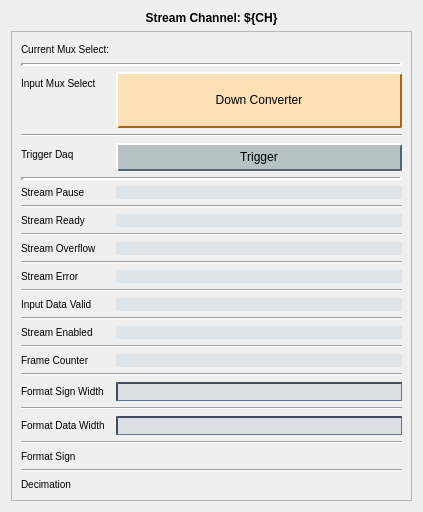
cristinasewell/ATCA_PyDM_Screens, file individuals/down_converter_ch_stream.ui: the form before one commit.
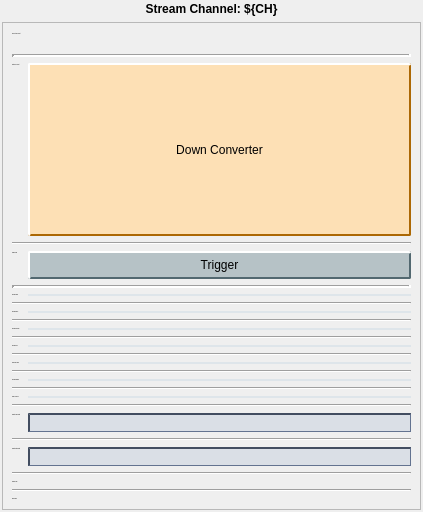
The form after the commit. Custom widgets are drawn as their Qt base class.

Patch:
```diff
--- a/individuals/down_converter_ch_stream.ui
+++ b/individuals/down_converter_ch_stream.ui
@@ -55,12 +55,21 @@
   border-color: rgb(66,77,96);
   border-style: inset;
   border-width: 2px 1px 1px 2px;
-}
-QLabel {
-  font-size: 10px;
 }</string>
   </property>
   <layout class="QVBoxLayout" name="verticalLayout" stretch="0,1">
+   <property name="leftMargin">
+    <number>2</number>
+   </property>
+   <property name="topMargin">
+    <number>2</number>
+   </property>
+   <property name="rightMargin">
+    <number>2</number>
+   </property>
+   <property name="bottomMargin">
+    <number>2</number>
+   </property>
    <item>
     <widget class="QLabel" name="label">
      <property name="sizePolicy">
@@ -93,8 +102,8 @@
        <rect>
         <x>0</x>
         <y>0</y>
-        <width>397</width>
-        <height>479</height>
+        <width>417</width>
+        <height>487</height>
        </rect>
       </property>
       <layout class="QVBoxLayout" name="verticalLayout_2">
@@ -183,16 +192,6 @@
     border-style: inset;
     border-width: 3px;
 	border-color: rgb(82, 104, 112)  rgb(182, 204, 212) rgb(182,204,212) rgb(82, 104, 112) ;
-}
-
-QLineEdit {
-  background-color: rgb(218,223,230);
-  border-color: rgb(66,77,96);
-  border-style: inset;
-  border-width: 2px 1px 1px 2px;
-}
-QLabel {
-  font-size: 10px;
 }</string>
            </property>
            <property name="text">
```
